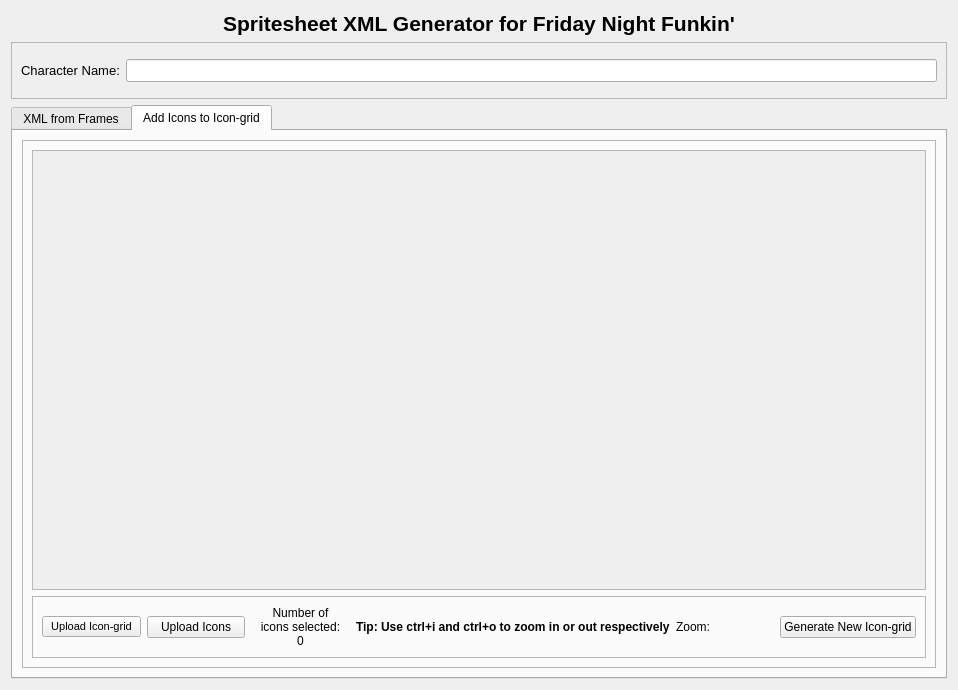
Before: the Qt Designer form XmlPngUIFile.ui in UncertainProd/FnF-Spritesheet-and-XML-Maker, drawn with Qt 5.
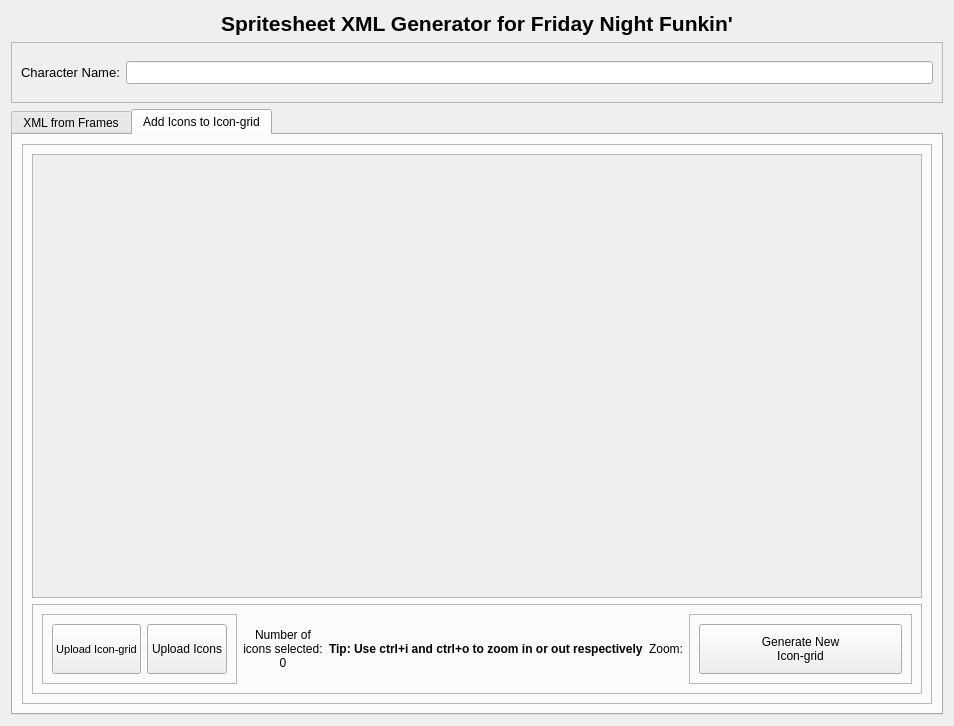
After: the same form once the commit is applied. The open tabs and pages were chosen to show the change.

```diff
--- a/XmlPngUIFile.ui
+++ b/XmlPngUIFile.ui
@@ -6,8 +6,8 @@
    <rect>
     <x>0</x>
     <y>0</y>
-    <width>958</width>
-    <height>690</height>
+    <width>954</width>
+    <height>726</height>
    </rect>
   </property>
   <property name="windowTitle">
@@ -228,6 +228,15 @@
             <property name="frameShadow">
              <enum>QFrame::Raised</enum>
             </property>
+            <layout class="QHBoxLayout" name="horizontalLayout_5" stretch="0,0,0,0,1">
+             <item>
+              <widget class="QFrame" name="frame_6">
+               <property name="frameShape">
+                <enum>QFrame::StyledPanel</enum>
+               </property>
+               <property name="frameShadow">
+                <enum>QFrame::Raised</enum>
+               </property>
             <layout class="QHBoxLayout" name="horizontalLayout_3">
              <item>
               <widget class="QPushButton" name="pngUploadButton">
@@ -237,6 +246,12 @@
                  <verstretch>0</verstretch>
                 </sizepolicy>
                </property>
+                  <property name="minimumSize">
+                   <size>
+                    <width>0</width>
+                    <height>50</height>
+                   </size>
+                  </property>
                <property name="font">
                 <font>
                  <pointsize>8</pointsize>
@@ -255,11 +270,20 @@
                  <verstretch>0</verstretch>
                 </sizepolicy>
                </property>
+                  <property name="minimumSize">
+                   <size>
+                    <width>0</width>
+                    <height>50</height>
+                   </size>
+                  </property>
                <property name="text">
                 <string>Upload Icons</string>
                </property>
               </widget>
              </item>
+               </layout>
+              </widget>
+             </item>
              <item>
               <widget class="QLabel" name="curr_icon_label">
                <property name="text">
@@ -293,6 +317,15 @@
               </widget>
              </item>
              <item>
+              <widget class="QFrame" name="frame_7">
+               <property name="frameShape">
+                <enum>QFrame::StyledPanel</enum>
+               </property>
+               <property name="frameShadow">
+                <enum>QFrame::Raised</enum>
+               </property>
+               <layout class="QHBoxLayout" name="horizontalLayout_6">
+                <item>
               <widget class="QPushButton" name="icongridgenbutton">
                <property name="sizePolicy">
                 <sizepolicy hsizetype="Minimum" vsizetype="Fixed">
@@ -300,9 +333,19 @@
                  <verstretch>0</verstretch>
                 </sizepolicy>
                </property>
+                  <property name="minimumSize">
+                   <size>
+                    <width>0</width>
+                    <height>50</height>
+                   </size>
+                  </property>
                <property name="text">
-                <string>Generate New Icon-grid</string>
-               </property>
+                   <string>Generate New
+Icon-grid</string>
+                  </property>
+                 </widget>
+                </item>
+               </layout>
               </widget>
              </item>
             </layout>
```
Left out of the diff: 12 changed lines with no effect on the pictures. Lines whose indentation alone changed are shown as unchanged.
